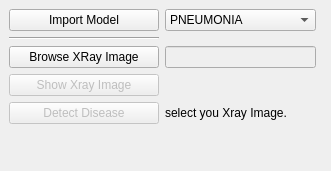
The window that interfaces/Detect_Disease_Window.ui (yassinebahajou/PFEGIM) describes before a commit, drawn with Qt 5.
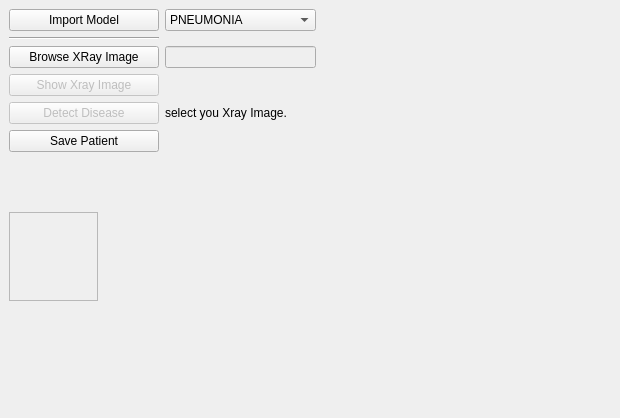
The same window after the commit.

The edit to the form file:
```diff
--- a/interfaces/Detect_Disease_Window.ui
+++ b/interfaces/Detect_Disease_Window.ui
@@ -6,8 +6,8 @@
    <rect>
     <x>0</x>
     <y>0</y>
-    <width>331</width>
-    <height>171</height>
+    <width>620</width>
+    <height>418</height>
    </rect>
   </property>
   <property name="windowTitle">
@@ -19,7 +19,7 @@
      <x>9</x>
      <y>9</y>
      <width>307</width>
-     <height>137</height>
+     <height>166</height>
     </rect>
    </property>
    <layout class="QFormLayout" name="formLayout">
@@ -125,17 +125,64 @@
       </property>
      </widget>
     </item>
+    <item row="5" column="0">
+     <widget class="QPushButton" name="button_save_patient">
+      <property name="enabled">
+       <bool>true</bool>
+      </property>
+      <property name="minimumSize">
+       <size>
+        <width>150</width>
+        <height>0</height>
+       </size>
+      </property>
+      <property name="text">
+       <string>Save Patient</string>
+      </property>
+     </widget>
+    </item>
    </layout>
   </widget>
   <widget class="QWidget" name="widget" native="true">
    <property name="geometry">
     <rect>
      <x>9</x>
-     <y>152</y>
-     <width>16</width>
-     <height>16</height>
+     <y>212</y>
+     <width>89</width>
+     <height>89</height>
     </rect>
    </property>
+   <property name="minimumSize">
+    <size>
+     <width>0</width>
+     <height>0</height>
+    </size>
+   </property>
+   <property name="maximumSize">
+    <size>
+     <width>16777215</width>
+     <height>16777215</height>
+    </size>
+   </property>
+   <layout class="QVBoxLayout" name="verticalLayout">
+    <item>
+     <widget class="QScrollArea" name="scrollArea">
+      <property name="widgetResizable">
+       <bool>true</bool>
+      </property>
+      <widget class="QWidget" name="imageWidget">
+       <property name="geometry">
+        <rect>
+         <x>0</x>
+         <y>0</y>
+         <width>69</width>
+         <height>69</height>
+        </rect>
+       </property>
+      </widget>
+     </widget>
+    </item>
+   </layout>
   </widget>
  </widget>
  <resources/>
```
